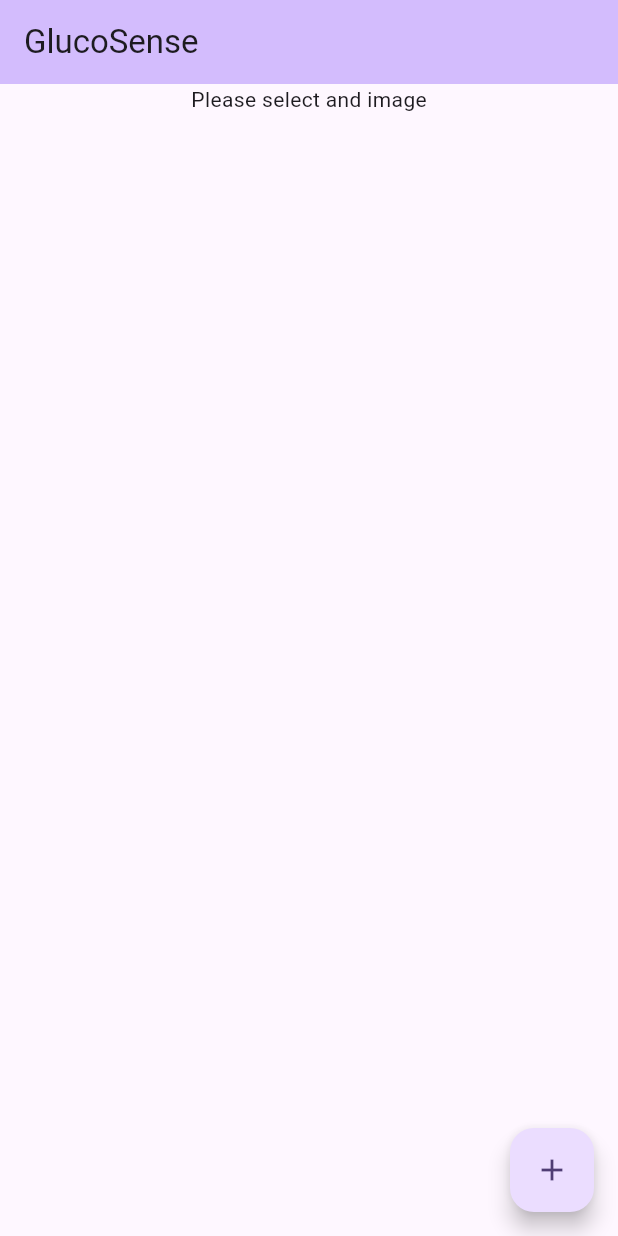
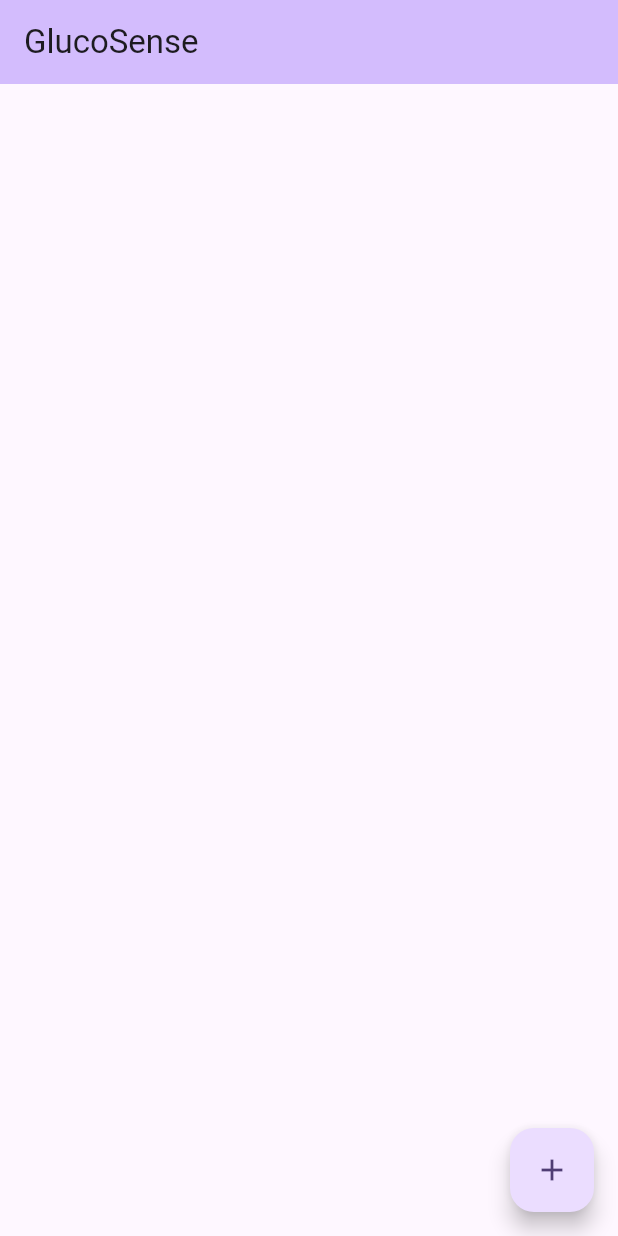
Before and after one commit to jmocampo1630/glucosense, a Flutter app: the screen it shows after launch, on a phone screen of 412 x 824 dp. Run offline on Flutter 3.47's test engine with Material 3 defaults, Android fonts, the phone set to English and light mode, and no system bars; our stand-ins replace camera, fluttertoast, palette_generator.

Commit message:
updated calculations

```diff
--- /dev/null
+++ b/lib/enums/color_enum.dart
@@ -0,0 +1 @@
+enum ColorCategory { Purple, Yellow, Red, Other }
--- a/lib/pages/my_home_page.dart
+++ b/lib/pages/my_home_page.dart
@@ -20,17 +20,10 @@ class MyHomePage extends StatefulWidget {
 
 class _MyHomePageState extends State<MyHomePage> {
   final List<GlucoseRecord> items = [];
-  final List<GlucoseLevel> metrics = [
-    GlucoseLevel(value: 1, color: Colors.yellow),
-    GlucoseLevel(value: 2, color: Colors.purple),
-    GlucoseLevel(value: 3, color: Colors.red),
-    GlucoseLevel(value: 4, color: Colors.green),
-    GlucoseLevel(value: 5, color: Colors.blue),
-  ];
   final imageSize = const Size(256, 160);
   PaletteGenerator? paletteGenerator;
   Color defaultColor = Colors.white;
-  File? _selectedImage;
+  // File? _selectedImage; // for testing only
 
   @override
   Widget build(BuildContext context) {
@@ -41,15 +34,16 @@ class _MyHomePageState extends State<MyHomePage> {
       ),
       body: Column(
         children: [
-          if (_selectedImage != null)
-            Expanded(
-                child: Image(
-              image: FileImage(_selectedImage!),
-              width: imageSize.width,
-              height: imageSize.height,
-            )),
-          if (_selectedImage == null) const Text('Please select and image'),
-          const SizedBox(height: 20),
+          // // for testing only
+          // if (_selectedImage != null)
+          //   Expanded(
+          //       child: Image(
+          //     image: FileImage(_selectedImage!),
+          //     width: imageSize.width,
+          //     height: imageSize.height,
+          //   )),
+          // if (_selectedImage == null) const Text('Please select and image'),
+          // const SizedBox(height: 20),
           Expanded(
             child: ListView.builder(
               itemCount: items.length,
@@ -81,9 +75,10 @@ class _MyHomePageState extends State<MyHomePage> {
                 builder: (context) => CameraPage(camera: widget.camera)),
           );
           if (imagePath != null) {
-            setState(() {
-              _selectedImage = File(imagePath);
-            });
+            // // for testing only
+            // setState(() {
+            //   _selectedImage = File(imagePath);
+            // });
             updateRecords(File(imagePath));
           }
         },
```
Also changed, not shown: lib/models/glucose.dart (+23 -7 lines), lib/services/color_generator.services.dart (+98 -13 lines).
